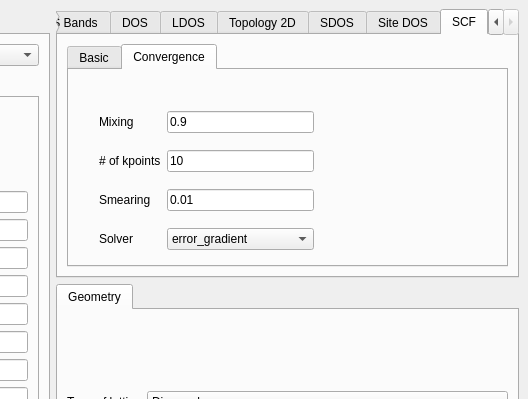
First picture: the form in interface-pyqt/hybridfilm/interface.ui, repository joselado/quantum-lattice, before the edit; both pictures show x 422 to 950 and y 0 to 399 of the 950 by 659 pixel window.
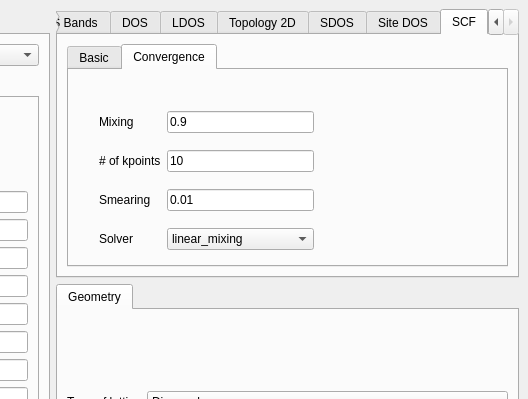
Second picture: the form after the edit. The open tabs and pages were chosen to show the change. Custom widgets are drawn as their Qt base class.

Commit message:
Make linear_mixing the default SCF solver
Swap the scf_solver dropdown's item order (Convergence sub-tab, all
SCF-capable modes) so linear_mixing is index 0/default and
error_gradient is the alternative, instead of the other way around.

Claude-Session: https://claude.ai/code/session_012fL8wwuicuNy2k5fzsptqR

```diff
--- a/interface-pyqt/hybridfilm/interface.ui
+++ b/interface-pyqt/hybridfilm/interface.ui
@@ -1164,7 +1164,7 @@
                </property>
                <item>
                 <property name="text">
-                 <string>error_gradient</string>
+                 <string>linear_mixing</string>
                 </property>
                </item>
                <item>
```
Left out of the diff: 2 changed lines with no effect on the pictures. The commit also changes 16 other files.
